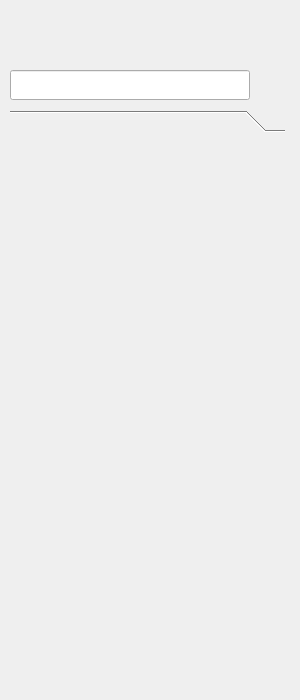
Before: the Qt Designer form QTools.ui in Li7Z2z/QTools, drawn with Qt 5.
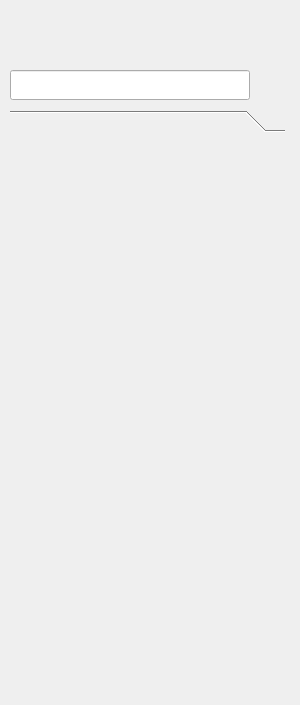
After: the same form once the commit is applied.

Patch:
```diff
--- a/QTools.ui
+++ b/QTools.ui
@@ -7,7 +7,7 @@
     <x>0</x>
     <y>0</y>
     <width>300</width>
-    <height>700</height>
+    <height>705</height>
    </rect>
   </property>
   <property name="styleSheet">
@@ -71,7 +71,7 @@
      <x>10</x>
      <y>110</y>
      <width>275</width>
-     <height>570</height>
+     <height>577</height>
     </rect>
    </property>
    <property name="layoutDirection">
@@ -80,13 +80,13 @@
    <property name="tabSpacing">
     <number>1</number>
    </property>
-   <widget class="QWidget" name="">
+   <widget class="QWidget" name="widget">
     <property name="geometry">
      <rect>
       <x>0</x>
       <y>0</y>
       <width>275</width>
-      <height>549</height>
+      <height>556</height>
      </rect>
     </property>
     <attribute name="label">
```
